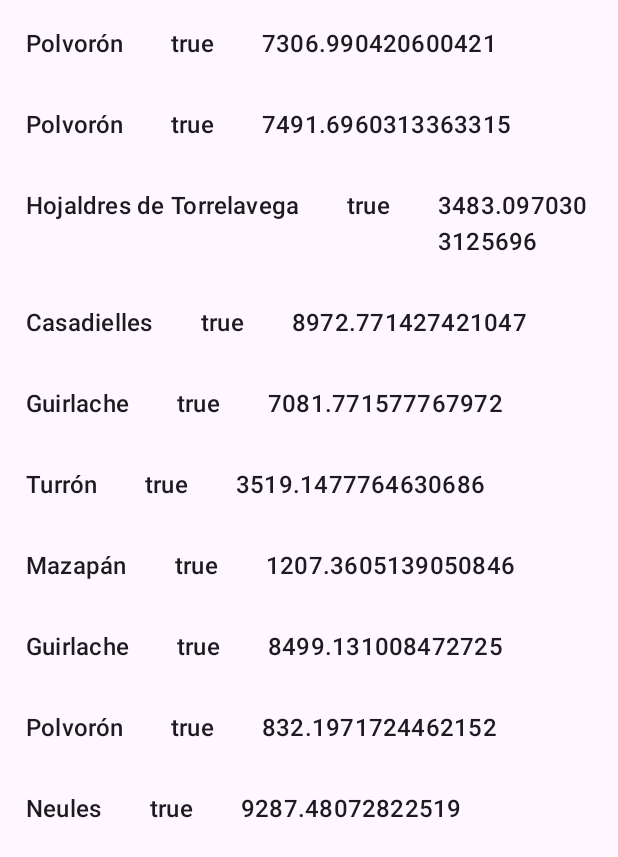
After one commit to WINDOWEXPRESS/ASPracticas, an Android app: the u6e_navidad_Lista screen opened directly, with no data from a screen before it, on a phone screen of 412 x 824 dp. The commit adds this screen. Shown: the top 857 px of the screen. Run offline under Robolectric (Android 15) with nearby library versions, the phone set to English and light mode, and no system bars.

Commit message:
"Subir DulcesNavidad EN CASA"

```diff
--- a/app/build.gradle.kts
+++ b/app/build.gradle.kts
@@ -26,6 +26,9 @@ android {
         sourceCompatibility = JavaVersion.VERSION_1_8
         targetCompatibility = JavaVersion.VERSION_1_8
     }
+    buildFeatures {
+        viewBinding = true
+    }
 }
 
 dependencies {
@@ -33,6 +36,8 @@ dependencies {
     implementation("androidx.appcompat:appcompat:1.6.1")
     implementation("com.google.android.material:material:1.9.0")
     implementation("androidx.constraintlayout:constraintlayout:2.1.4")
+    implementation("androidx.legacy:legacy-support-v4:1.0.0")
+    implementation("androidx.recyclerview:recyclerview:1.3.0")
     testImplementation("junit:junit:4.13.2")
     androidTestImplementation("androidx.test.ext:junit:1.1.5")
     androidTestImplementation("androidx.test.espresso:espresso-core:3.5.1")
--- /dev/null
+++ b/app/src/main/java/com/example/aspracticas/ut06/ejemplos/navidad/DulcesNavidad.java
@@ -0,0 +1,63 @@
+package com.example.aspracticas.ut06.ejemplos.navidad;
+
+import com.example.aspracticas.ut06.ejemplos.partidos.Partido;
+
+import java.util.ArrayList;
+import java.util.Collections;
+import java.util.List;
+import java.util.Random;
+
+public class DulcesNavidad {
+    private static final int MAX_CALORIA = 10000;
+    private String nombre;
+    private boolean frutoSeco;
+    private double caloria;
+    // Crear una ArrayList de frutos secos
+    private static List<String> listaDulcesNavidad = new ArrayList<>();
+
+    public String getNombre() {
+        return nombre;
+    }
+
+    public boolean isFrutoSeco() {
+        return frutoSeco;
+    }
+
+    public double getCaloria() {
+        return caloria;
+    }
+
+    private static DulcesNavidad generarDulceNavidad() {
+        addDulcesNavidad();
+        Collections.shuffle(listaDulcesNavidad);
+        DulcesNavidad dulcesNavidad = new DulcesNavidad();
+        dulcesNavidad.nombre= listaDulcesNavidad.get(0);
+        dulcesNavidad.caloria = (Math.random() * MAX_CALORIA);
+        // utiliza la clase Random para generar un valor booleano aleatorio con nextBoolean().
+        Random random = new Random();
+        dulcesNavidad.frutoSeco =  random.nextBoolean();
+        return dulcesNavidad;
+    }
+    private static void addDulcesNavidad(){
+        // Agregar los dulces a la lista
+        listaDulcesNavidad.add("Turrón");
+        listaDulcesNavidad.add("Polvorón");
+        listaDulcesNavidad.add("Mantecado");
+        listaDulcesNavidad.add("Pestiños");
+        listaDulcesNavidad.add("Roscón de Reyes");
+        listaDulcesNavidad.add("Mazapán");
+        listaDulcesNavidad.add("Rosco de vino");
+        listaDulcesNavidad.add("Yemas de Santa Teresa");
+        listaDulcesNavidad.add("Guirlache");
+        listaDulcesNavidad.add("Neules");
+        listaDulcesNavidad.add("Casadielles");
+        listaDulcesNavidad.add("Hojaldres de Torrelavega");
+    }
+    public static DulcesNavidad[] generarDulcesNavidad(int n) {
+        DulcesNavidad[] dulcesNavidad = new DulcesNavidad[n];
+        for (int i = 0; i < n; i++) {
+            dulcesNavidad[i] = DulcesNavidad.generarDulceNavidad();
+        }
+        return dulcesNavidad;
+    }
+}
--- /dev/null
+++ b/app/src/main/java/com/example/aspracticas/ut06/ejemplos/navidad/DulcesNavidadRecyclerViewAdapter.java
@@ -0,0 +1,69 @@
+package com.example.aspracticas.ut06.ejemplos.navidad;
+
+import androidx.recyclerview.widget.RecyclerView;
+
+import android.view.LayoutInflater;
+import android.view.ViewGroup;
+import android.widget.TextView;
+
+import com.example.aspracticas.ut06.ejemplos.navidad.placeholder.PlaceholderContent.PlaceholderItem;
+import com.example.aspracticas.databinding.U6eFragmentDulcesNavidadAdapterBinding;
+
+import java.util.List;
+
+/**
+ * {@link RecyclerView.Adapter} that can display a {@link PlaceholderItem}.
+ * TODO: Replace the implementation with code for your data type.
+ */
+public class DulcesNavidadRecyclerViewAdapter extends RecyclerView.Adapter<DulcesNavidadRecyclerViewAdapter.ViewHolder> {
+
+    private final List<DulcesNavidad> DulcesNavidad;
+
+    public DulcesNavidadRecyclerViewAdapter(List<DulcesNavidad> dulces) {
+        DulcesNavidad = dulces;
+    }
+
+    @Override
+    public ViewHolder onCreateViewHolder(ViewGroup parent, int viewType) {
+
+        return new ViewHolder(U6eFragmentDulcesNavidadAdapterBinding.inflate(LayoutInflater.from(parent.getContext()), parent, false));
+
+    }
+
+    @Override
+    public void onBindViewHolder(final ViewHolder holder, int position) {
+        holder.getNombreDulce().setText(DulcesNavidad.get(position).getNombre());
+        holder.frutoSeco.setText(""+DulcesNavidad.get(position).isFrutoSeco());
+        holder.caloria.setText(""+DulcesNavidad.get(position).getCaloria());
+    }
+
+    @Override
+    public int getItemCount() {
+        return DulcesNavidad.size();
+    }
+
+    public class ViewHolder extends RecyclerView.ViewHolder {
+        private final TextView nombreDulce;
+        private final TextView frutoSeco;
+        private final TextView caloria;
+
+        public ViewHolder(U6eFragmentDulcesNavidadAdapterBinding binding) {
+            super(binding.getRoot());
+            nombreDulce = binding.nombreDulce;
+            frutoSeco = binding.frutoSeco;
+            caloria = binding.caloria;
+        }
+
+        public TextView getNombreDulce() {
+            return nombreDulce;
+        }
+
+        public TextView getFrutoSeco() {
+            return frutoSeco;
+        }
+
+        public TextView getCaloria() {
+            return caloria;
+        }
+    }
+}
--- /dev/null
+++ b/app/src/main/java/com/example/aspracticas/ut06/ejemplos/navidad/u6e_navidad_Lista.java
@@ -0,0 +1,31 @@
+package com.example.aspracticas.ut06.ejemplos.navidad;
+
+import androidx.appcompat.app.AppCompatActivity;
+import androidx.recyclerview.widget.LinearLayoutManager;
+import androidx.recyclerview.widget.RecyclerView;
+
+import android.os.Bundle;
+
+import com.example.aspracticas.R;
+import com.example.aspracticas.ut06.ejemplos.partidos.Partido;
+import com.example.aspracticas.ut06.ejemplos.partidos.PartidoAdapter;
+
+import java.util.Arrays;
+
+public class u6e_navidad_Lista extends AppCompatActivity {
+    RecyclerView reyclerViewUser;
+    DulcesNavidadRecyclerViewAdapter adapter;
+    @Override
+    protected void onCreate(Bundle savedInstanceState) {
+        super.onCreate(savedInstanceState);
+        setContentView(R.layout.u6e_navidad_lista);
+
+        reyclerViewUser = findViewById(R.id.u6e_rccView_lista);
+        LinearLayoutManager layoutManager = new LinearLayoutManager(this.getApplicationContext());
+        reyclerViewUser.setLayoutManager(layoutManager);
+
+        adapter = new DulcesNavidadRecyclerViewAdapter(Arrays.asList(DulcesNavidad.generarDulcesNavidad(10)));
+        reyclerViewUser.setAdapter(adapter);
+
+    }
+}
--- a/app/src/main/java/com/example/aspracticas/ut06/ejemplos/Lista.java
+++ b/app/src/main/java/com/example/aspracticas/ut06/ejemplos/partidos/Lista.java
@@ -1,4 +1,4 @@
-package com.example.aspracticas.ut06.ejemplos;
+package com.example.aspracticas.ut06.ejemplos.partidos;
 
 import androidx.appcompat.app.AppCompatActivity;
 
--- a/app/src/main/java/com/example/aspracticas/ut06/ejemplos/Partido.java
+++ b/app/src/main/java/com/example/aspracticas/ut06/ejemplos/partidos/Partido.java
@@ -1,4 +1,4 @@
-package com.example.aspracticas.ut06.ejemplos;
+package com.example.aspracticas.ut06.ejemplos.partidos;
 
 import java.util.ArrayList;
 import java.util.Arrays;
--- a/app/src/main/java/com/example/aspracticas/ut06/ejemplos/PartidoAdapter.java
+++ b/app/src/main/java/com/example/aspracticas/ut06/ejemplos/partidos/PartidoAdapter.java
@@ -1,4 +1,4 @@
-package com.example.aspracticas.ut06.ejemplos;
+package com.example.aspracticas.ut06.ejemplos.partidos;
 
 import com.example.aspracticas.R;
 
--- /dev/null
+++ b/app/src/main/res/layout/u6e_fragment_dulces_navidad_adapter.xml
@@ -0,0 +1,27 @@
+<?xml version="1.0" encoding="utf-8"?>
+<LinearLayout xmlns:android="http://schemas.android.com/apk/res/android"
+    android:layout_width="wrap_content"
+    android:layout_height="wrap_content"
+    android:orientation="horizontal">
+
+    <TextView
+        android:id="@+id/nombre_dulce"
+        android:layout_width="wrap_content"
+        android:layout_height="wrap_content"
+        android:layout_margin="@dimen/text_margin"
+        android:textAppearance="?attr/textAppearanceListItem" />
+
+    <TextView
+        android:id="@+id/fruto_seco"
+        android:layout_width="wrap_content"
+        android:layout_height="wrap_content"
+        android:layout_margin="@dimen/text_margin"
+        android:textAppearance="?attr/textAppearanceListItem" />
+
+    <TextView
+        android:id="@+id/caloria"
+        android:layout_width="wrap_content"
+        android:layout_height="wrap_content"
+        android:layout_margin="@dimen/text_margin"
+        android:textAppearance="?attr/textAppearanceListItem" />
+</LinearLayout>
--- /dev/null
+++ b/app/src/main/res/layout/u6e_navidad_lista.xml
@@ -0,0 +1,17 @@
+<?xml version="1.0" encoding="utf-8"?>
+<androidx.constraintlayout.widget.ConstraintLayout xmlns:android="http://schemas.android.com/apk/res/android"
+    xmlns:app="http://schemas.android.com/apk/res-auto"
+    xmlns:tools="http://schemas.android.com/tools"
+    android:layout_width="match_parent"
+    android:layout_height="match_parent"
+    tools:context=".ut06.ejemplos.navidad.u6e_navidad_Lista">
+
+    <androidx.recyclerview.widget.RecyclerView
+        android:id="@+id/u6e_rccView_lista"
+        android:layout_width="409dp"
+        android:layout_height="729dp"
+        android:layout_marginStart="1dp"
+        android:layout_marginTop="1dp"
+        app:layout_constraintStart_toStartOf="parent"
+        app:layout_constraintTop_toTopOf="parent" />
+</androidx.constraintlayout.widget.ConstraintLayout>
--- /dev/null
+++ b/app/src/main/res/values/dimens.xml
@@ -0,0 +1,4 @@
+<?xml version="1.0" encoding="utf-8"?>
+<resources>
+    <dimen name="text_margin">16dp</dimen>
+</resources>
```
Also changed, not shown: app/src/main/AndroidManifest.xml (+11 -2 lines), app/src/main/java/com/example/aspracticas/ut06/ejemplos/navidad/DulcesNavidadAdapter.java (added, +77 -0 lines), app/src/main/java/com/example/aspracticas/ut06/ejemplos/navidad/placeholder/PlaceholderContent.java (added, +72 -0 lines), app/src/main/res/layout/u6e_fragment_dulces_navidad_adapter_list.xml (added, +13 -0 lines).
